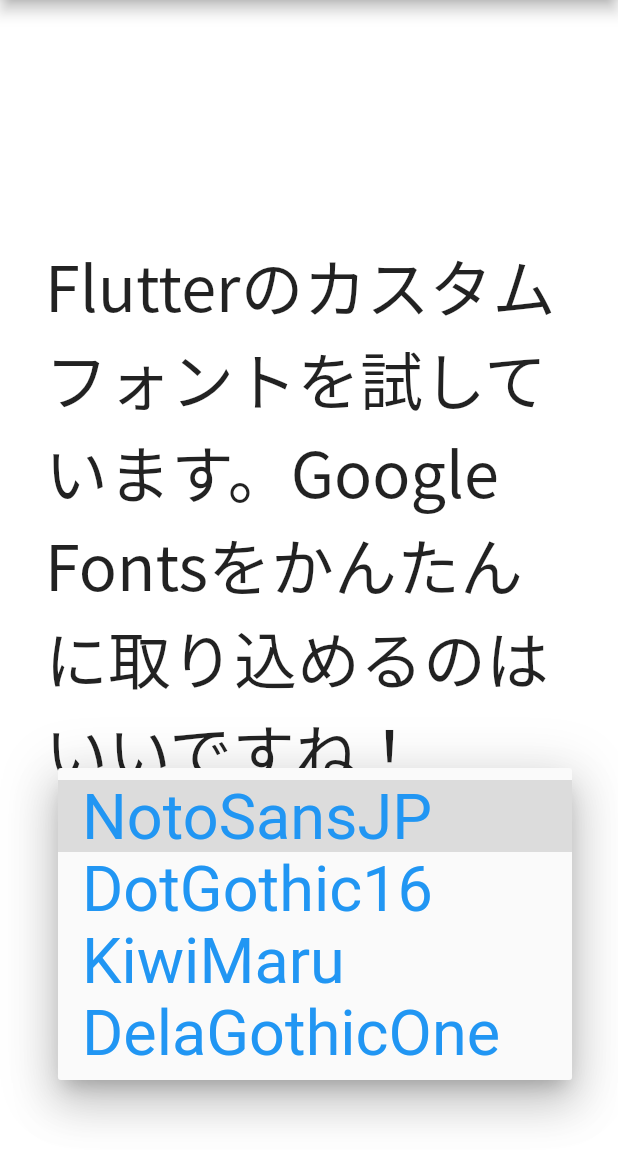
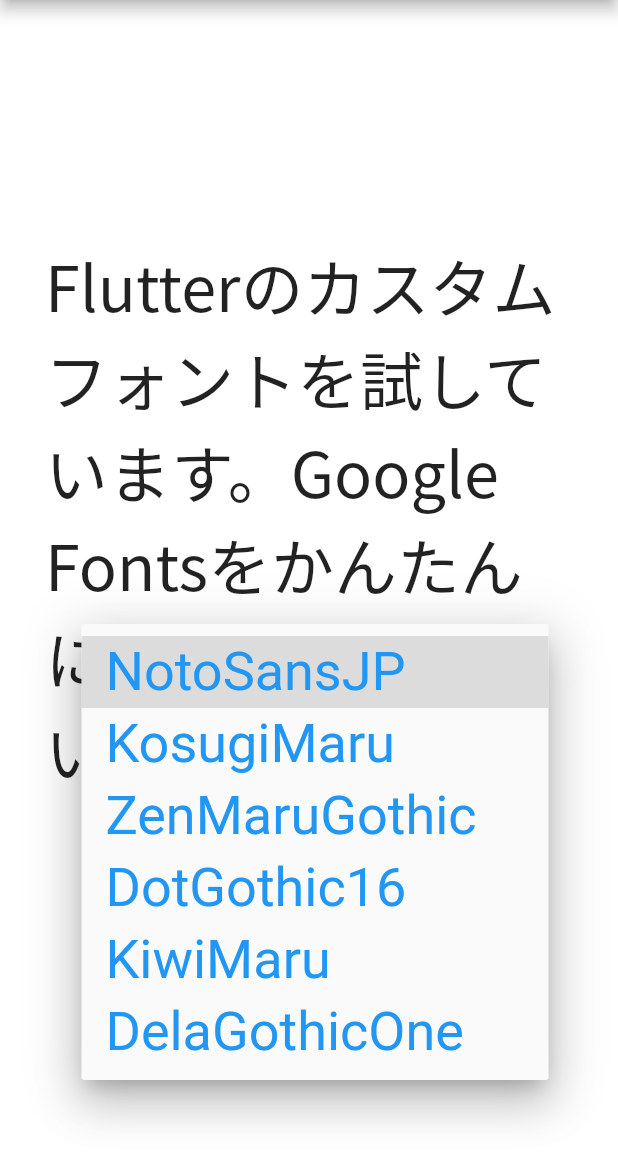
Before and after one commit to kevin76g/flutter_custom_font_sample, a Flutter app: the screen it shows after launch, after a tap on "NotoSansJP", on a phone screen of 412 x 824 dp, the part 84-1236 px from its top. Run offline on Flutter 3.47's test engine with Material 2 defaults, Android fonts, the phone set to English and light mode, and no system bars.

Commit message:
フォントファミリーの追加

```diff
--- a/lib/main.dart
+++ b/lib/main.dart
@@ -6,13 +6,17 @@ void main() {
 
 const fontSize = 42.0;
 
+const fontNotoSansJP = 'NotoSansJP';
+const fontKosugiMaru = 'KosugiMaru';
+const fontZenMaruGothic = 'ZenMaruGothic';
 const fontDotGothic16 = 'DotGothic16';
-const fontNotoSansJP = 'NotoSansJP';
 const fontKiwiMaru = 'KiwiMaru';
 const fontDelaGothicOne = 'DelaGothicOne';
 
 const fontList = [
   fontNotoSansJP,
+  fontKosugiMaru,
+  fontZenMaruGothic,
   fontDotGothic16,
   fontKiwiMaru,
   fontDelaGothicOne
@@ -75,7 +79,7 @@ class _MyHomePageState extends State<MyHomePage> {
                 elevation: 16,
                 style: const TextStyle(
                   color: Colors.blue,
-                  fontSize: fontSize,
+                  fontSize: 36.0,
                 ),
                 underline: Container(
                   height: 2,
--- a/pubspec.yaml
+++ b/pubspec.yaml
@@ -74,6 +74,12 @@ flutter:
   # list giving the asset and other descriptors for the font. For
   # example:
   fonts:
+    - family: KosugiMaru
+      fonts:
+        - asset: fonts/KosugiMaru-Regular.ttf
+    - family: ZenMaruGothic
+      fonts:
+        - asset: fonts/ZenMaruGothic-Regular.ttf
     - family: DotGothic16
       fonts:
         - asset: fonts/DotGothic16-Regular.ttf
```
Also changed, not shown: 6 other files.
